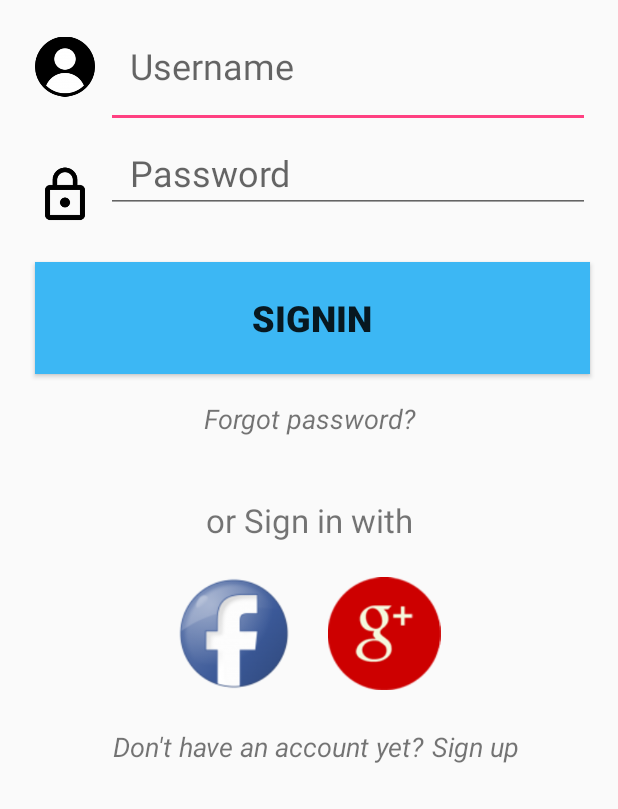
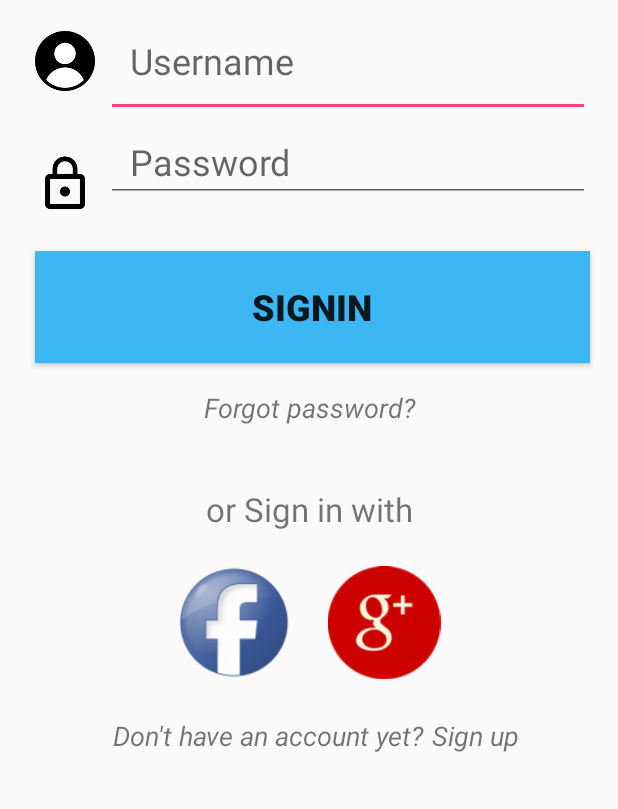
Before and after one commit to Hophong/mobi_TTT_05, an Android app: the screen it shows after launch (MainActivity), on a phone screen of 412 x 824 dp, the part 427-1236 px from its top. Run offline under Robolectric (Android 15) with nearby library versions, the phone set to English and light mode, and no system bars; our stand-ins replace Volley; network calls fail.

Commit message:
update UI

```diff
--- a/08_Source/HoRes/app/src/main/res/layout/signin.xml
+++ b/08_Source/HoRes/app/src/main/res/layout/signin.xml
@@ -19,7 +19,7 @@
     <LinearLayout
         android:layout_width="match_parent"
         android:layout_height="0dp"
-        android:layout_weight="1.1"
+        android:layout_weight="1.0"
         android:layout_marginTop="3dp">
 
         <ImageView
```
Also changed, not shown: 08_Source/HoRes/app/src/main/res/drawable/Untitled.png (added), 1 other file.
